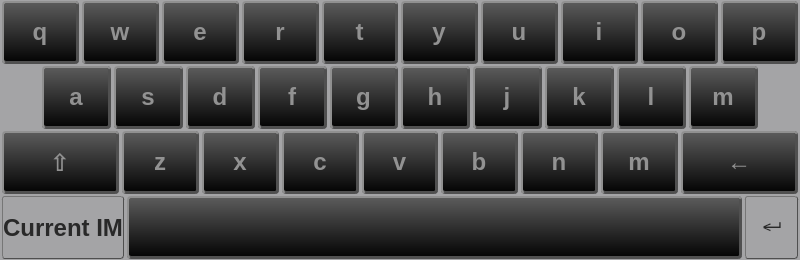
drradwan/Qin, file src/QVirtualKeyboard.ui: the form before one commit.
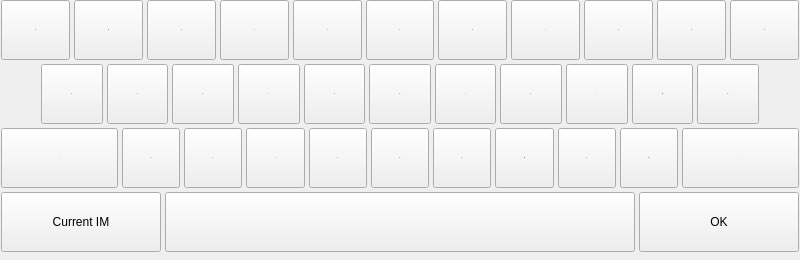
The form after the commit.

The edit to the form file:
```diff
--- a/src/QVirtualKeyboard.ui
+++ b/src/QVirtualKeyboard.ui
@@ -23,61 +23,7 @@
    </size>
   </property>
   <property name="windowTitle">
-   <string>Form</string>
-  </property>
-  <property name="styleSheet">
-   <string notr="true">QWidget {
-	/* Normal */
-    background: #A4A4A6;
-}
-
-QPushButton {
-    min-height: 1.5em;
-    font: 24px;
-    font-weight: bold;
-    margin: 0 1px 0 1px;
-    color: #292929;
-    background-color: qlineargradient(x1: 0, y1: 0, x2: 0, y2: 1,
-                                      stop: 0 #FFFFFF, stop: 0.7 #B3B3B3);
-    border-style: outset;
-    border-radius: 3px;
-    border-width: 1px;
-    border-color: #4F4F4F;
-}
-
-QPushButton:pressed {
-    color: white;
-    background-color: qlineargradient(x1: 0, y1: 0, x2: 0, y2: 1,
-                                      stop: 0 #2D7D00, stop: 1 #7ED403);
-}
-
-QToolButton {
-    font: 24px;
-    font-weight: bold;
-    margin: 0 1px 0 1px;
-
-	/* Normal */
-    color:#929292;
-    background-color: qlineargradient(x1: 0, y1: 0, x2: 0, y2: 1, stop: 0 #5c5c5c, stop: 1 #030303);
-    border-radius: 4px;
-    border-top: 2px solid #909090;
-    border-left: 2px solid #909090;
-    border-bottom: 3px solid #505050;
-    border-right: 3px solid #505050;
-}
-
-QToolButton:pressed {
-    background-color: qlineargradient(x1: 0, y1: 0, x2: 0, y2: 1, stop: 0 #a4a4a4, stop: 1 #dfdfdf);
-    color: #3b3c3e;
-    border: 2px solid #909090;
-}
-
-QToolButton:on {
-	color: white;
-    background-color: qlineargradient(x1: 0, y1: 0, x2: 0, y2: 1,
-                                      stop: 0 #2D7D00, stop: 1 #7ED403);
-}
-</string>
+   <string notr="true">Form</string>
   </property>
   <layout class="QVBoxLayout" name="verticalLayout">
    <property name="spacing">
@@ -86,13 +32,22 @@
    <property name="sizeConstraint">
     <enum>QLayout::SetMinAndMaxSize</enum>
    </property>
-   <property name="margin">
+   <property name="leftMargin">
     <number>1</number>
    </property>
+   <property name="topMargin">
+    <number>0</number>
+   </property>
+   <property name="rightMargin">
+    <number>1</number>
+   </property>
+   <property name="bottomMargin">
+    <number>8</number>
+   </property>
    <item>
     <layout class="QVBoxLayout" name="mainLayout">
      <property name="spacing">
-      <number>2</number>
+      <number>4</number>
      </property>
      <property name="sizeConstraint">
       <enum>QLayout::SetFixedSize</enum>
@@ -106,7 +61,7 @@
      <item>
       <layout class="QHBoxLayout" name="horizontalLayout_2">
        <property name="spacing">
-        <number>1</number>
+        <number>4</number>
        </property>
        <item>
         <widget class="QToolButton" name="btnQ">
@@ -118,6 +73,7 @@
          </property>
          <property name="font">
           <font>
+           <pointsize>-1</pointsize>
            <weight>75</weight>
            <italic>false</italic>
            <bold>true</bold>
@@ -147,6 +103,7 @@
          </property>
          <property name="font">
           <font>
+           <pointsize>-1</pointsize>
            <weight>75</weight>
            <italic>false</italic>
            <bold>true</bold>
@@ -176,6 +133,7 @@
          </property>
          <property name="font">
           <font>
+           <pointsize>-1</pointsize>
            <weight>75</weight>
            <italic>false</italic>
            <bold>true</bold>
@@ -205,6 +163,7 @@
          </property>
          <property name="font">
           <font>
+           <pointsize>-1</pointsize>
            <weight>75</weight>
            <italic>false</italic>
            <bold>true</bold>
@@ -234,6 +193,7 @@
          </property>
          <property name="font">
           <font>
+           <pointsize>-1</pointsize>
            <weight>75</weight>
            <italic>false</italic>
            <bold>true</bold>
@@ -263,6 +223,7 @@
          </property>
          <property name="font">
           <font>
+           <pointsize>-1</pointsize>
            <weight>75</weight>
            <italic>false</italic>
            <bold>true</bold>
@@ -292,6 +253,7 @@
          </property>
          <property name="font">
           <font>
+           <pointsize>-1</pointsize>
            <weight>75</weight>
            <italic>false</italic>
            <bold>true</bold>
@@ -321,6 +283,7 @@
          </property>
          <property name="font">
           <font>
+           <pointsize>-1</pointsize>
            <weight>75</weight>
            <italic>false</italic>
            <bold>true</bold>
@@ -350,6 +313,7 @@
          </property>
          <property name="font">
           <font>
+           <pointsize>-1</pointsize>
            <weight>75</weight>
            <italic>false</italic>
            <bold>true</bold>
@@ -379,6 +343,7 @@
          </property>
          <property name="font">
           <font>
+           <pointsize>-1</pointsize>
            <weight>75</weight>
            <italic>false</italic>
            <bold>true</bold>
@@ -388,7 +353,40 @@
           <string>0x70</string>
          </property>
          <property name="text">
-          <string>p</string>
+          <string notr="true">p</string>
+         </property>
+         <property name="checkable">
+          <bool>false</bool>
+         </property>
+         <property name="autoRepeat">
+          <bool>false</bool>
+         </property>
+        </widget>
+       </item>
+       <item>
+        <widget class="QToolButton" name="btnAddition1">
+         <property name="sizePolicy">
+          <sizepolicy hsizetype="Expanding" vsizetype="Expanding">
+           <horstretch>0</horstretch>
+           <verstretch>0</verstretch>
+          </sizepolicy>
+         </property>
+         <property name="font">
+          <font>
+           <pointsize>-1</pointsize>
+           <weight>75</weight>
+           <italic>false</italic>
+           <bold>true</bold>
+          </font>
+         </property>
+         <property name="visible">
+          <bool>false</bool>
+         </property>
+         <property name="whatsThis">
+          <string notr="true">0xe5</string>
+         </property>
+         <property name="text">
+          <string notr="true">å</string>
          </property>
          <property name="checkable">
           <bool>false</bool>
@@ -403,7 +401,7 @@
      <item>
       <layout class="QHBoxLayout" name="horizontalLayout_3">
        <property name="spacing">
-        <number>1</number>
+        <number>4</number>
        </property>
        <property name="leftMargin">
         <number>40</number>
@@ -421,6 +419,7 @@
          </property>
          <property name="font">
           <font>
+           <pointsize>-1</pointsize>
            <weight>75</weight>
            <italic>false</italic>
            <bold>true</bold>
@@ -450,6 +449,7 @@
          </property>
          <property name="font">
           <font>
+           <pointsize>-1</pointsize>
            <weight>75</weight>
            <italic>false</italic>
            <bold>true</bold>
@@ -479,6 +479,7 @@
          </property>
          <property name="font">
           <font>
+           <pointsize>-1</pointsize>
            <weight>75</weight>
            <italic>false</italic>
            <bold>true</bold>
@@ -508,6 +509,7 @@
          </property>
          <property name="font">
           <font>
+           <pointsize>-1</pointsize>
            <weight>75</weight>
            <italic>false</italic>
            <bold>true</bold>
@@ -537,6 +539,7 @@
          </property>
          <property name="font">
           <font>
+           <pointsize>-1</pointsize>
            <weight>75</weight>
            <italic>false</italic>
            <bold>true</bold>
@@ -566,6 +569,7 @@
          </property>
          <property name="font">
           <font>
+           <pointsize>-1</pointsize>
            <weight>75</weight>
            <italic>false</italic>
            <bold>true</bold>
@@ -595,7 +599,7 @@
          </property>
          <property name="font">
           <font>
-           <pointsize>10</pointsize>
+           <pointsize>-1</pointsize>
            <weight>75</weight>
            <italic>false</italic>
            <bold>true</bold>
@@ -625,6 +629,7 @@
          </property>
          <property name="font">
           <font>
+           <pointsize>-1</pointsize>
            <weight>75</weight>
            <italic>false</italic>
            <bold>true</bold>
@@ -654,6 +659,7 @@
          </property>
          <property name="font">
           <font>
+           <pointsize>-1</pointsize>
            <weight>75</weight>
            <italic>false</italic>
            <bold>true</bold>
@@ -683,6 +689,7 @@
          </property>
          <property name="font">
           <font>
+           <pointsize>-1</pointsize>
            <weight>75</weight>
            <italic>false</italic>
            <bold>true</bold>
@@ -700,9 +707,39 @@
          <property name="autoRepeat">
           <bool>false</bool>
          </property>
+        </widget>
+       </item>
+       <item>
+        <widget class="QToolButton" name="btnAddition2">
+         <property name="sizePolicy">
+          <sizepolicy hsizetype="Expanding" vsizetype="Expanding">
+           <horstretch>0</horstretch>
+           <verstretch>0</verstretch>
+          </sizepolicy>
+         </property>
+         <property name="font">
+          <font>
+           <pointsize>-1</pointsize>
+           <weight>75</weight>
+           <italic>false</italic>
+           <bold>true</bold>
+          </font>
+         </property>
          <property name="visible">
           <bool>false</bool>
          </property>
+         <property name="whatsThis">
+          <string notr="true">0xf8</string>
+         </property>
+         <property name="text">
+          <string notr="true">ø</string>
+         </property>
+         <property name="checkable">
+          <bool>false</bool>
+         </property>
+         <property name="autoRepeat">
+          <bool>false</bool>
+         </property>
         </widget>
        </item>
       </layout>
@@ -710,10 +747,10 @@
      <item>
       <layout class="QHBoxLayout" name="horizontalLayout_4">
        <property name="spacing">
-        <number>1</number>
+        <number>4</number>
        </property>
        <item>
-        <widget class="QToolButton" name="btnShiftLeft">
+        <widget class="QPushButton" name="btnShiftLeft">
          <property name="sizePolicy">
           <sizepolicy hsizetype="Expanding" vsizetype="Expanding">
            <horstretch>0</horstretch>
@@ -722,12 +759,13 @@
          </property>
          <property name="minimumSize">
           <size>
-           <width>119</width>
-           <height>0</height>
+           <width>117</width>
+           <height>57</height>
           </size>
          </property>
          <property name="font">
           <font>
+           <pointsize>-1</pointsize>
            <weight>75</weight>
            <italic>false</italic>
            <bold>true</bold>
@@ -757,6 +795,7 @@
          </property>
          <property name="font">
           <font>
+           <pointsize>-1</pointsize>
            <weight>75</weight>
            <italic>false</italic>
            <bold>true</bold>
@@ -786,6 +825,7 @@
          </property>
          <property name="font">
           <font>
+           <pointsize>-1</pointsize>
            <weight>75</weight>
            <italic>false</italic>
            <bold>true</bold>
@@ -815,6 +855,7 @@
          </property>
          <property name="font">
           <font>
+           <pointsize>-1</pointsize>
            <weight>75</weight>
            <italic>false</italic>
            <bold>true</bold>
@@ -844,6 +885,7 @@
          </property>
          <property name="font">
           <font>
+           <pointsize>-1</pointsize>
            <weight>75</weight>
            <italic>false</italic>
            <bold>true</bold>
@@ -873,6 +915,7 @@
          </property>
          <property name="font">
           <font>
+           <pointsize>-1</pointsize>
            <weight>75</weight>
            <italic>false</italic>
            <bold>true</bold>
@@ -902,6 +945,7 @@
          </property>
          <property name="font">
           <font>
+           <pointsize>-1</pointsize>
            <weight>75</weight>
            <italic>false</italic>
            <bold>true</bold>
@@ -931,6 +975,7 @@
          </property>
          <property name="font">
           <font>
+           <pointsize>-1</pointsize>
            <weight>75</weight>
            <italic>false</italic>
            <bold>true</bold>
@@ -940,7 +985,73 @@
           <string>0x6d</string>
          </property>
          <property name="text">
-          <string>m</string>
+          <string notr="true">m</string>
+         </property>
+         <property name="checkable">
+          <bool>false</bool>
+         </property>
+         <property name="autoRepeat">
+          <bool>false</bool>
+         </property>
+        </widget>
+       </item>
+       <item>
+        <widget class="QToolButton" name="btnAddition3">
+         <property name="sizePolicy">
+          <sizepolicy hsizetype="Expanding" vsizetype="Expanding">
+           <horstretch>0</horstretch>
+           <verstretch>0</verstretch>
+          </sizepolicy>
+         </property>
+         <property name="font">
+          <font>
+           <pointsize>-1</pointsize>
+           <weight>75</weight>
+           <italic>false</italic>
+           <bold>true</bold>
+          </font>
+         </property>
+         <property name="visible">
+          <bool>false</bool>
+         </property>
+         <property name="whatsThis">
+          <string notr="true">0x0431</string>
+         </property>
+         <property name="text">
+          <string notr="true">б</string>
+         </property>
+         <property name="checkable">
+          <bool>false</bool>
+         </property>
+         <property name="autoRepeat">
+          <bool>false</bool>
+         </property>
+        </widget>
+       </item>
+       <item>
+        <widget class="QToolButton" name="btnAddition4">
+         <property name="sizePolicy">
+          <sizepolicy hsizetype="Expanding" vsizetype="Expanding">
+           <horstretch>0</horstretch>
+           <verstretch>0</verstretch>
+          </sizepolicy>
+         </property>
+         <property name="font">
+          <font>
+           <pointsize>-1</pointsize>
+           <weight>75</weight>
+           <italic>false</italic>
+           <bold>true</bold>
+          </font>
+         </property>
+         <property name="visible">
+          <bool>false</bool>
+         </property>
+         <property name="whatsThis">
+          <string notr="true">0x044E</string>
+         </property>
+         <property name="text">
+          <string notr="true">ю</string>
          </property>
          <property name="checkable">
           <bool>false</bool>
@@ -960,12 +1071,13 @@
          </property>
          <property name="minimumSize">
           <size>
-           <width>119</width>
+           <width>117</width>
            <height>0</height>
           </size>
          </property>
          <property name="font">
           <font>
+           <pointsize>-1</pointsize>
            <weight>75</weight>
            <italic>false</italic>
            <bold>true</bold>
@@ -990,7 +1102,7 @@
      <item>
       <layout class="QHBoxLayout" name="horizontalLayout_5">
        <property name="spacing">
-        <number>1</number>
+        <number>4</number>
        </property>
        <item>
         <widget class="QPushButton" name="btnIMToggle">
@@ -1002,8 +1114,8 @@
          </property>
          <property name="minimumSize">
           <size>
-           <width>88</width>
-           <height>25</height>
+           <width>160</width>
+           <height>57</height>
           </size>
          </property>
          <property name="text">
@@ -1021,6 +1133,7 @@
          </property>
          <property name="font">
           <font>
+           <pointsize>-1</pointsize>
            <weight>75</weight>
            <italic>false</italic>
            <bold>true</bold>
@@ -1030,7 +1143,7 @@
           <string>0x20</string>
          </property>
          <property name="text">
-          <string> </string>
+          <string notr="true"/>
          </property>
          <property name="checkable">
           <bool>false</bool>
@@ -1050,12 +1163,12 @@
          </property>
          <property name="minimumSize">
           <size>
-           <width>40</width>
-           <height>25</height>
+           <width>160</width>
+           <height>57</height>
           </size>
          </property>
          <property name="text">
-          <string>  ↵  </string>
+          <string>OK</string>
          </property>
         </widget>
        </item>
```
Left out of the diff: 119 changed lines with no effect on the pictures.
